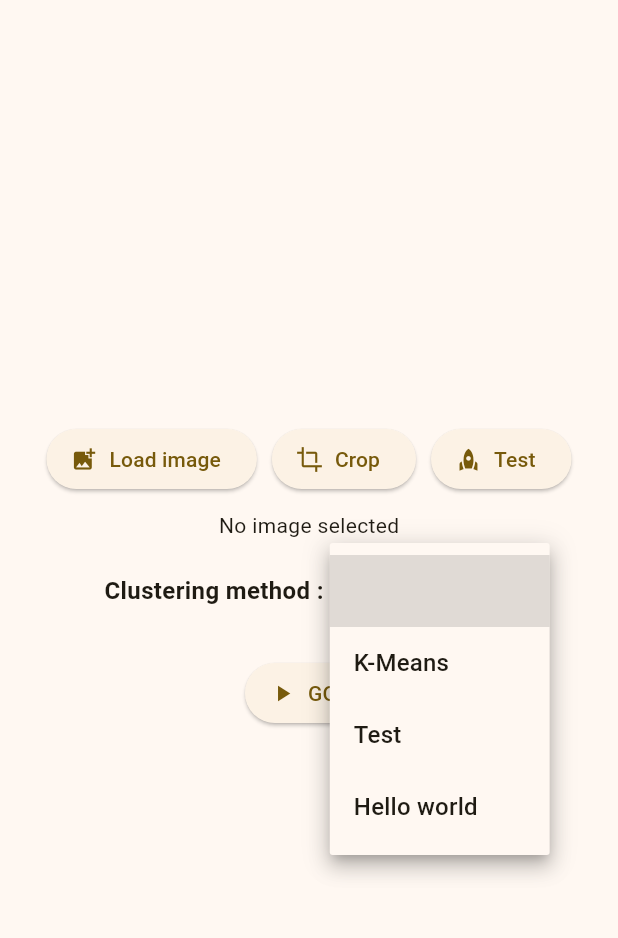
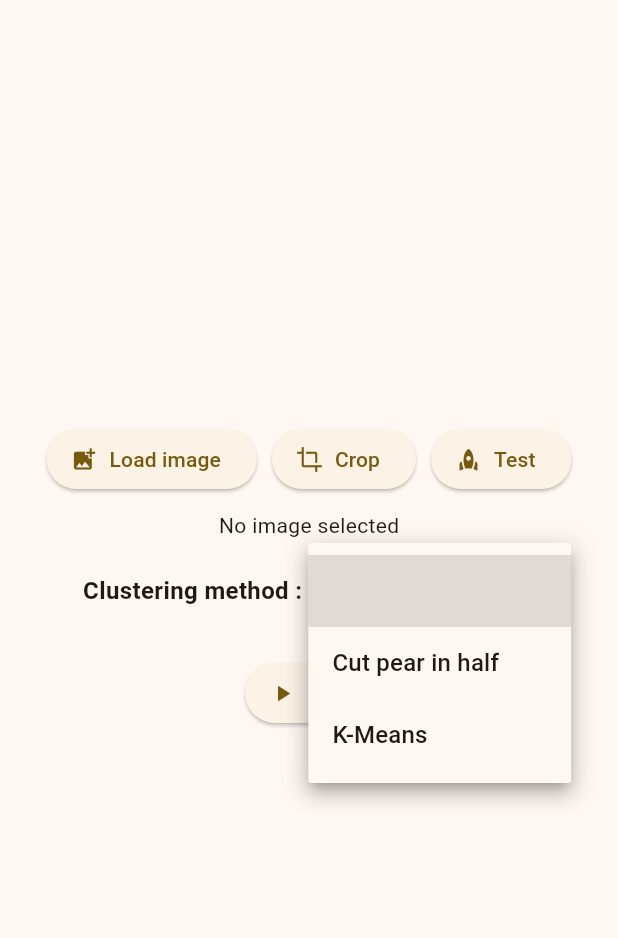
Before and after one commit to G0blain/yarn_calculator, a Flutter app: the screen it shows after launch, after a tap on the "arrow drop down" icon, on a phone screen of 412 x 824 dp, the part 84-1022 px from its top. Run offline on Flutter 3.47's test engine with Material 3 defaults, Android fonts, the light colour scheme and no system bars; our stand-ins replace image_picker; missing offline and left inert: crop_your_image.

Commit message:
cutPearInHalf

```diff
--- a/lib/calculating_page.dart
+++ b/lib/calculating_page.dart
@@ -3,11 +3,11 @@ import 'package:flutter/services.dart';
 import 'package:image_picker/image_picker.dart';
 import 'package:yarn_calculator/cropping_page.dart';
 import 'package:image/image.dart' as imgPck;
+import 'package:yarn_calculator/segmentation_service.dart';
 
 enum ClusteringMethods {
-  K_MEANS(label: 'K-Means'),
-  TEST(label: 'Test'),
-  HELLO_WORLD(label: 'Hello world');
+  CUT_PEAR_IN_HALF(label: 'Cut pear in half'),
+  K_MEANS(label: 'K-Means');
 
   final String label;
 
@@ -21,11 +21,12 @@ class CalculatingPage extends StatefulWidget {
 
 class _CalculatingPageState extends State<CalculatingPage> {
   Uint8List? _imageBytes;
-  // imgPck.Image? workingImage;
+  imgPck.Image? _workingImage;
+
   ClusteringMethods? _selectedClusteringMethod;
-  final TextEditingController _kTextFieldController = TextEditingController(
-    text: '3',
-  );
+
+  List<ColorZone> _colorZones = [];
+  ColorZone? _hoveredZone;
 
   Future<void> _pickImage() async {
     final XFile? pickedFile = await new ImagePicker().pickImage(
@@ -73,6 +74,14 @@ class _CalculatingPageState extends State<CalculatingPage> {
     setState(() {
       _imageBytes = test2;
     });
+  }
+
+  void _go() {
+    if (_imageBytes == null) {
+      return;
+    }
+    _workingImage = _bytesToImage(_imageBytes!);
+    _colorZones = SegmentationService.cutPearInHalf(_workingImage!);
   }
 
   @override
@@ -142,32 +151,11 @@ class _CalculatingPageState extends State<CalculatingPage> {
                     }).toList(),
                   ],
                 ),
-                if (_selectedClusteringMethod == ClusteringMethods.K_MEANS) ...[
-                  const SizedBox(width: 20),
-                  const Text('K:', style: TextStyle(fontSize: 14)),
-                  const SizedBox(width: 10),
-                  SizedBox(
-                    width: 60,
-                    child: TextField(
-                      controller: _kTextFieldController,
-                      keyboardType: TextInputType.number,
-                      inputFormatters: [FilteringTextInputFormatter.digitsOnly],
-                      textAlign: TextAlign.center,
-                      decoration: const InputDecoration(
-                        border: OutlineInputBorder(),
-                        contentPadding: EdgeInsets.symmetric(
-                          vertical: 8,
-                          horizontal: 5,
-                        ),
-                      ),
-                    ),
-                  ),
-                ],
               ],
             ),
             const SizedBox(height: 20),
             ElevatedButton.icon(
-              onPressed: _pickImage,
+              onPressed: _go,
               icon: Icon(Icons.play_arrow),
               label: const Text('GO'),
             ),
```
Also changed, not shown: lib/segmentation_service.dart (added, +43 -0 lines).
